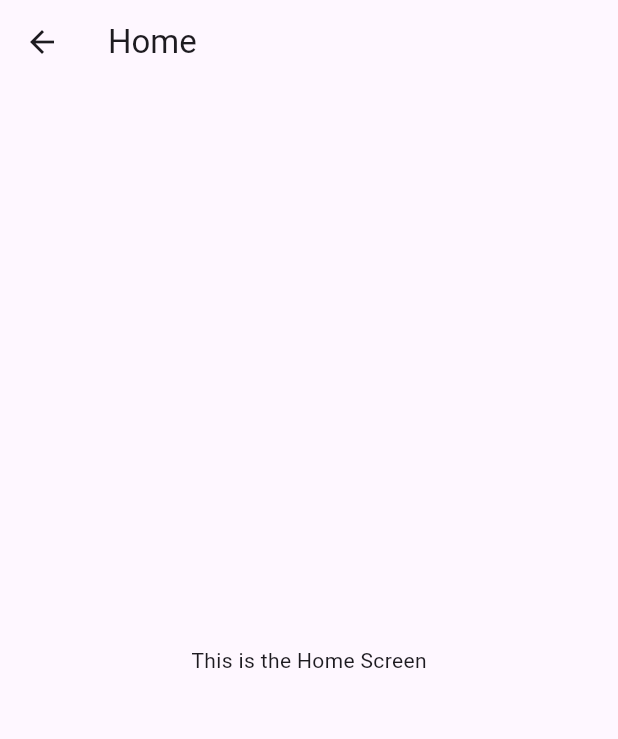
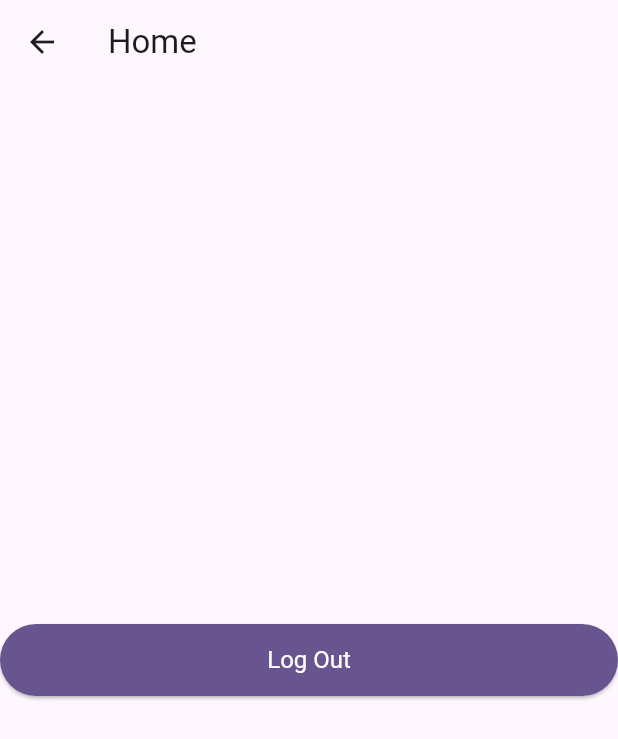
Before and after one commit to ARefaat1/login_signup_screen, a Flutter app: the HomeScreen screen opened directly, on a phone screen of 412 x 824 dp. Shown: the top 739 px of the screen. Run offline on Flutter 3.47's test engine with Material 3 defaults, Android fonts, the light colour scheme and no system bars.

Commit message:
Add core color and alert management classes; update UI components to use new color scheme

```diff
--- /dev/null
+++ b/login_signin_screen/lib/core/app_colors.dart
@@ -0,0 +1,13 @@
+import 'dart:ui';
+
+class AppColors {
+  static const Color primary = Color.fromARGB(255, 223, 200, 255);
+  static const Color secondary = Color.fromARGB(255, 255, 255, 255);
+  static const Color background = Color(0xFFF5F5F5);
+  static const Color error = Color(0xFFB00020);
+  static const Color textPrimary = Color(0xFF000000);
+  static const Color textSecondary = Color(0xFF757575);
+  static const Color buttonText = Color(0xFFFFFFFF);
+  static const Color buttonBackground = Color(0xFF6200EE);
+  static const Color border = Color(0xFFBDBDBD);
+}
--- /dev/null
+++ b/login_signin_screen/lib/core/app_strings.dart
@@ -0,0 +1 @@
+// TODO: Add string constants for all text used in the app
--- a/login_signin_screen/lib/main.dart
+++ b/login_signin_screen/lib/main.dart
@@ -3,6 +3,9 @@
 void main() {
   runApp(const MyApp());
 }
+
+final GlobalKey<NavigatorState> appKey = GlobalKey<NavigatorState>();
+BuildContext get appContext => appKey.currentContext!;
 
 class MyApp extends StatelessWidget {
   const MyApp({super.key});
@@ -12,22 +15,7 @@ class MyApp extends StatelessWidget {
   Widget build(BuildContext context) {
     return MaterialApp(
       title: 'Flutter Demo',
-      theme: ThemeData(
-        // This is the theme of your application.
-        //
-        // TRY THIS: Try running your application with "flutter run". You'll see
-        // the application has a purple toolbar. Then, without quitting the app,
-        // try changing the seedColor in the colorScheme below to Colors.green
-        // and then invoke "hot reload" (save your changes or press the "hot
-        // reload" button in a Flutter-supported IDE, or press "r" if you used
-        // the command line to start the app).
-        //
-        // Notice that the counter didn't reset back to zero; the application
-        // state is not lost during the reload. To reset the state, use hot
-        // restart instead.
-        //
-        // This works for code too, not just values: Most code changes can be
-        // tested with just a hot reload.
+      theme: ThemeData( //use material 3
         colorScheme: ColorScheme.fromSeed(seedColor: Colors.deepPurple),
       ),
       home: const LoginScreen(),
--- a/login_signin_screen/lib/presentation/features/auth/login_screen.dart
+++ b/login_signin_screen/lib/presentation/features/auth/login_screen.dart
@@ -1,4 +1,5 @@
 import 'package:flutter/material.dart';
+import 'package:login_signin_screen/core/app_colors.dart';
 import 'package:login_signin_screen/core/theme/constants.dart';
 // import 'package:login_signin_screen/presentation/widgets/app_button.dart';
 import 'package:login_signin_screen/presentation/widgets/app_textfield.dart';
@@ -15,7 +16,7 @@ class LoginScreen extends StatelessWidget {
       child: Scaffold(
         appBar: AppBar(
           title: const Text('Login Screen'),
-          backgroundColor: Colors.deepPurple.shade100,
+          backgroundColor: AppColors.primary,
         ),
         body: Center(
           child: Padding(
@@ -46,7 +47,6 @@ class LoginScreen extends StatelessWidget {
                     // login button
                     ElevatedButton(
                       onPressed: () {
-                        print('Login button pressed');
                         Navigator.push(
                           context,
                           MaterialPageRoute(
--- a/login_signin_screen/lib/presentation/features/auth/signup_screen.dart
+++ b/login_signin_screen/lib/presentation/features/auth/signup_screen.dart
@@ -1,4 +1,5 @@
 import 'package:flutter/material.dart';
+import 'package:login_signin_screen/core/app_colors.dart';
 import 'package:login_signin_screen/core/theme/constants.dart';
 import 'package:login_signin_screen/presentation/widgets/app_textfield.dart';
 
@@ -12,7 +13,7 @@ class SignupScreen extends StatelessWidget {
       child: Scaffold(
         appBar: AppBar(
           title: const Text('Sign Up'),
-          backgroundColor: Colors.deepPurple.shade100,
+          backgroundColor: AppColors.primary,
         ),
         body: Center(
           child: Padding(
--- a/login_signin_screen/lib/presentation/features/home/home_screen.dart
+++ b/login_signin_screen/lib/presentation/features/home/home_screen.dart
@@ -1,4 +1,7 @@
 import 'package:flutter/material.dart';
+import 'package:login_signin_screen/core/app_colors.dart';
+import 'package:login_signin_screen/core/theme/managment/alert_manager.dart';
+import 'package:login_signin_screen/presentation/widgets/app_button.dart';
 
 class HomeScreen extends StatelessWidget {
   const HomeScreen({super.key});
@@ -7,7 +10,24 @@ class HomeScreen extends StatelessWidget {
   Widget build(BuildContext context) {
     return Scaffold(
       appBar: AppBar(title: const Text('Home')),
-      body: const Center(child: Text('This is the Home Screen')),
+
+      body: Center(
+        child: Column(
+          mainAxisAlignment: MainAxisAlignment.center,
+          children: [
+            PrimaryButton(
+              label: 'Log Out',
+              textColor: AppColors.textSecondary,
+              onPressed: () {
+                AlertsManager.showAppSnackBarMessage(
+                  'You have logged out successfully', context: context,
+                );
+                Navigator.pop(context);
+              },
+            ),
+          ],
+        ),
+      ),
     );
   }
 }
--- a/login_signin_screen/lib/presentation/widgets/app_button.dart
+++ b/login_signin_screen/lib/presentation/widgets/app_button.dart
@@ -10,7 +10,7 @@ class PrimaryButton extends StatelessWidget {
     super.key,
     required this.label,
     required this.onPressed,
-    this.isDisabled = false,
+    this.isDisabled = false,  Color? textColor,
   });
 
   @override
@@ -22,6 +22,7 @@ class PrimaryButton extends StatelessWidget {
         onPressed: isDisabled ? null : onPressed,
         style: ElevatedButton.styleFrom(
           textStyle: const TextStyle(fontSize: 16),
+          foregroundColor: Colors.white,
           backgroundColor: isDisabled ? Colors.grey : Theme.of(context).primaryColor,
         ),
         child: Text(label),
```
Also changed, not shown: login_signin_screen/lib/core/theme/managment/alert_manager.dart (added, +132 -0 lines).
